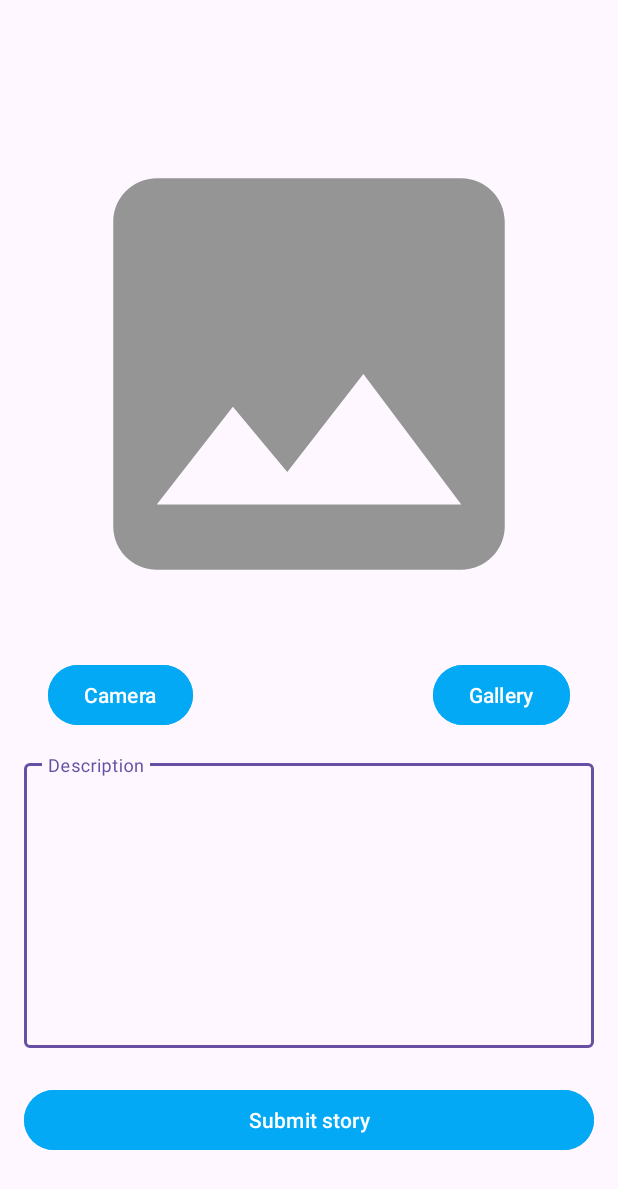
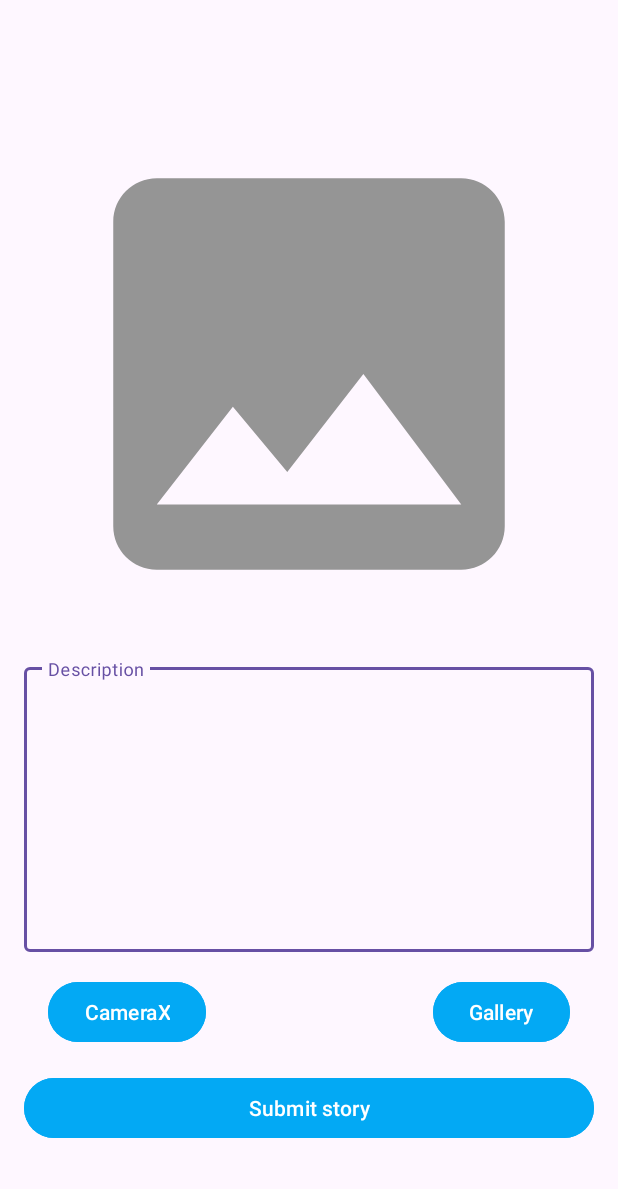
Before and after one commit to zentochi/OurStory, an Android app: the AddStoryActivity screen opened directly, with no data from a screen before it, on a phone screen of 412 x 824 dp. Shown: the top 1189 px of the screen. Run offline under Robolectric (Android 15) with nearby library versions, the phone set to English and light mode, and no system bars; network calls fail; pictures from the network do not load.

Commit message:
feat: add upload via camera/gallery preview

```diff
--- a/app/src/main/java/com/danuartadev/ourstory/ui/story/add/AddStoryActivity.kt
+++ b/app/src/main/java/com/danuartadev/ourstory/ui/story/add/AddStoryActivity.kt
@@ -3,16 +3,81 @@ package com.danuartadev.ourstory.ui.story.add
 import android.net.Uri
 import androidx.appcompat.app.AppCompatActivity
 import android.os.Bundle
+import android.util.Log
+import androidx.activity.result.PickVisualMediaRequest
+import androidx.activity.result.contract.ActivityResultContracts
 import com.danuartadev.ourstory.R
 import com.danuartadev.ourstory.databinding.ActivityAddStoryBinding
+import android.Manifest
+import android.content.Intent
+import android.content.pm.PackageManager
+import android.widget.Toast
+import androidx.core.content.ContextCompat
 
 class AddStoryActivity : AppCompatActivity() {
 
     private lateinit var binding: ActivityAddStoryBinding
     private var currentImageUri: Uri? = null
+    private fun allPermissionsGranted() =
+        ContextCompat.checkSelfPermission(
+            this,
+            REQUIRED_PERMISSION
+        ) == PackageManager.PERMISSION_GRANTED
+    private val requestPermissionLauncher =
+        registerForActivityResult(
+            ActivityResultContracts.RequestPermission()
+        ) { isGranted: Boolean ->
+            if (isGranted) {
+                Toast.makeText(this, "Permission request granted", Toast.LENGTH_LONG).show()
+            } else {
+                Toast.makeText(this, "Permission request revoked", Toast.LENGTH_LONG).show()
+            }
+        }
+
     override fun onCreate(savedInstanceState: Bundle?) {
         super.onCreate(savedInstanceState)
         binding = ActivityAddStoryBinding.inflate(layoutInflater)
         setContentView(binding.root)
+
+        if (!allPermissionsGranted()) {
+            //request permission
+            requestPermissionLauncher.launch(REQUIRED_PERMISSION)
+        }
+
+        startGallery()
+        startCameraX()
+    }
+
+    private fun startGallery() {
+        binding.btnGallery.setOnClickListener {
+            launcherGallery.launch(PickVisualMediaRequest(ActivityResultContracts.PickVisualMedia.ImageOnly))
+        }
+    }
+
+    private fun startCameraX() {
+        val intent = Intent(this, CameraActivity::class.java)
+        startActivity(intent)
+    }
+
+    private val launcherGallery = registerForActivityResult(
+        ActivityResultContracts.PickVisualMedia()
+    ) { uri: Uri? ->
+        if (uri != null) {
+            currentImageUri = uri
+            showImage()
+        } else {
+            Log.d("Image Picker", "No image media selected")
+        }
+    }
+
+    private fun showImage() {
+        currentImageUri?.let {
+            Log.d("Image uri", "showImage: $it")
+            binding.imageStoryUpload.setImageURI(it)
+        }
+    }
+
+    companion object {
+        private const val REQUIRED_PERMISSION = Manifest.permission.CAMERA
     }
 }
--- /dev/null
+++ b/app/src/main/res/drawable/ic_capture.xml
@@ -0,0 +1,6 @@
+<vector android:height="200dp" android:viewportHeight="100"
+    android:viewportWidth="100" android:width="200dp" xmlns:android="http://schemas.android.com/apk/res/android">
+    <path android:fillColor="@android:color/holo_purple" android:pathData="M50,49.6m-50,0a50,50 0,1 1,100 0a50,50 0,1 1,-100 0"/>
+    <path android:fillColor="#EFEFEF" android:pathData="M76.9,38h-8l-3.1,-5c-1.3,-2 -3.5,-3.2 -5.8,-3.2H40.1c-2.4,0 -4.6,1.2 -5.8,3.2l-3.1,5h-8c-1.4,0 -2.6,1.2 -2.6,2.6v26.3c0,1.4 1.2,2.6 2.6,2.6h53.8c1.4,0 2.6,-1.2 2.6,-2.6V40.6C79.5,39.2 78.3,38 76.9,38zM50,64.9c-6.5,0 -11.7,-5.3 -11.7,-11.7S43.5,41.4 50,41.4c6.5,0 11.7,5.3 11.7,11.7S56.5,64.9 50,64.9z"/>
+    <path android:fillColor="#EFEFEF" android:pathData="M50,53.2m-8.9,0a8.9,8.9 0,1 1,17.8 0a8.9,8.9 0,1 1,-17.8 0"/>
+</vector>
--- a/app/src/main/res/layout/activity_add_story.xml
+++ b/app/src/main/res/layout/activity_add_story.xml
@@ -14,12 +14,13 @@
             android:id="@+id/btnPostStory"
             android:layout_width="0dp"
             android:layout_height="wrap_content"
-            android:layout_marginTop="24dp"
+            android:layout_marginTop="16dp"
             android:backgroundTint="@color/navy"
             android:text="@string/postStory"
             app:layout_constraintEnd_toEndOf="@+id/descriptionTextField"
+            app:layout_constraintHorizontal_bias="0.0"
             app:layout_constraintStart_toStartOf="@id/descriptionTextField"
-            app:layout_constraintTop_toBottomOf="@id/descriptionTextField" />
+            app:layout_constraintTop_toBottomOf="@+id/btnCamera" />
 
         <TextView
             android:id="@+id/tvUsers"
@@ -43,26 +44,24 @@
             app:srcCompat="@drawable/ic_image_preview" />
 
         <Button
-            android:id="@+id/cameraButton"
+            android:id="@+id/btnCamera"
             android:layout_width="wrap_content"
             android:layout_height="wrap_content"
-            android:layout_marginTop="16dp"
             android:backgroundTint="@color/navy"
             android:text="@string/cameraChoose"
-            app:layout_constraintHorizontal_bias="0.5"
+            android:layout_marginTop="16dp"
             app:layout_constraintStart_toStartOf="@+id/guideline6"
-            app:layout_constraintTop_toBottomOf="@+id/imageStoryUpload" />
+            app:layout_constraintTop_toBottomOf="@+id/descriptionTextField" />
 
         <Button
-            android:id="@+id/galleryButton"
+            android:id="@+id/btnGallery"
             android:layout_width="wrap_content"
             android:layout_height="wrap_content"
-            android:layout_marginTop="16dp"
             android:backgroundTint="@color/navy"
             android:text="@string/galleryChoose"
+            android:layout_marginTop="16dp"
             app:layout_constraintEnd_toStartOf="@+id/guideline7"
-            app:layout_constraintHorizontal_bias="0.5"
-            app:layout_constraintTop_toBottomOf="@+id/imageStoryUpload" />
+            app:layout_constraintTop_toBottomOf="@+id/descriptionTextField" />
 
         <com.google.android.material.textfield.TextInputLayout
             android:id="@+id/descriptionTextField"
@@ -71,7 +70,7 @@
             android:layout_marginTop="16dp"
             app:layout_constraintEnd_toEndOf="@+id/imageStoryUpload"
             app:layout_constraintStart_toStartOf="@+id/imageStoryUpload"
-            app:layout_constraintTop_toBottomOf="@+id/cameraButton">
+            app:layout_constraintTop_toBottomOf="@+id/imageStoryUpload">
 
             <com.google.android.material.textfield.TextInputEditText
                 android:id="@+id/tvDesc"
@@ -81,7 +80,7 @@
                 android:hint="@string/description"
                 app:layout_constraintEnd_toEndOf="@+id/imageStoryUpload"
                 app:layout_constraintStart_toStartOf="@+id/imageStoryUpload"
-                app:layout_constraintTop_toBottomOf="@+id/cameraButton" />
+                app:layout_constraintTop_toBottomOf="@+id/btnCamera" />
         </com.google.android.material.textfield.TextInputLayout>
 
         <ProgressBar
--- a/app/src/main/res/values/strings.xml
+++ b/app/src/main/res/values/strings.xml
@@ -18,7 +18,7 @@
     <string name="password_login_helper_text">Enter password</string>
     <string name="email_login_helper_text">Enter registered email</string>
     <string name="description">Description</string>
-    <string name="cameraChoose">Camera</string>
+    <string name="cameraChoose">CameraX</string>
     <string name="galleryChoose">Gallery</string>
     <string name="postStory">Submit story</string>
 </resources>
```
Also changed, not shown: app/build.gradle.kts (+11 -5 lines), app/src/main/AndroidManifest.xml (+17 -10 lines), app/src/main/java/com/danuartadev/ourstory/ui/story/add/CameraActivity.kt (added, +158 -0 lines), app/src/main/java/com/danuartadev/ourstory/utils/Utils.kt (added, +52 -0 lines), app/src/main/res/drawable/ic_switch_camera.xml (added, +7 -0 lines), app/src/main/res/layout/activity_camera.xml (added, +35 -0 lines).
